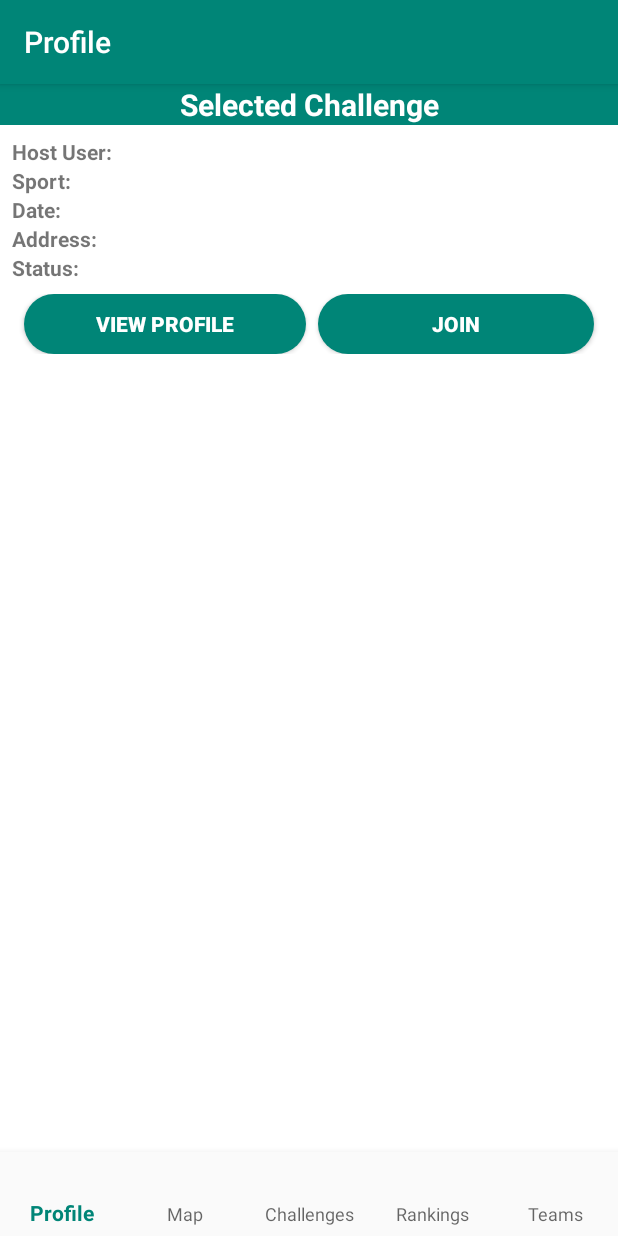
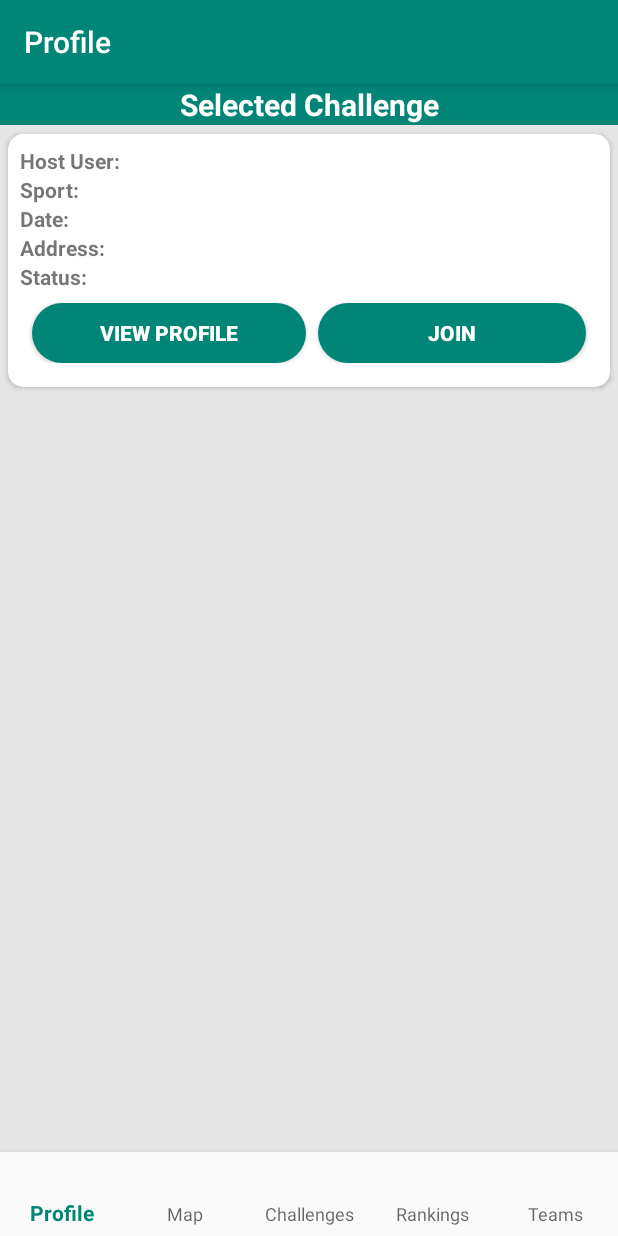
Before and after one commit to nadkarniak/Athletier, an Android app: the fragment SelectedChallengeFragment placed in its activity, on a phone screen of 412 x 824 dp. Run offline under Robolectric (Android 15) with nearby library versions, the phone set to English and light mode, and no system bars; our stand-ins replace navigation-ui.

```diff
--- a/app/src/main/java/com/CS5520/athletier/ui/Map/SelectedChallengeFragment.java
+++ b/app/src/main/java/com/CS5520/athletier/ui/Map/SelectedChallengeFragment.java
@@ -79,6 +79,12 @@ public class SelectedChallengeFragment extends Fragment {
         dateDisplayFrag.setTitleText(getResources().getString(R.string.date_title));
         addressTextFrag.setTitleText(getResources().getString(R.string.address_title));
         statusTextFrag.setTitleText(getResources().getString(R.string.status_title));
+
+        hostUserTextFrag.setDetailsText("");
+        sportTextFrag.setDetailsText("");
+        dateDisplayFrag.setDetailsText("");
+        addressTextFrag.setDetailsText("");
+        statusTextFrag.setDetailsText("");
     }
 
     private void setupObservers() {
@@ -86,7 +92,6 @@ public class SelectedChallengeFragment extends Fragment {
             @Override
             public void onChanged(Challenge challenge) {
                 // Update the displayed challenge information once a challenge is selected
-                // TODO: May need to change this to show the username, not the Id;
                 hostUserTextFrag.setDetailsText(challenge.getHostName());
                 sportTextFrag.setDetailsText(challenge.getSport());
                 dateDisplayFrag.setDetailsText(challenge.getFormattedDate());
--- a/app/src/main/res/layout/fragment_selected_challenge.xml
+++ b/app/src/main/res/layout/fragment_selected_challenge.xml
@@ -1,8 +1,10 @@
 <?xml version="1.0" encoding="utf-8"?>
 <LinearLayout xmlns:android="http://schemas.android.com/apk/res/android"
-    android:orientation="vertical" android:layout_width="match_parent"
+    xmlns:app="http://schemas.android.com/apk/res-auto"
+    android:orientation="vertical"
+    android:layout_width="match_parent"
     android:layout_height="match_parent"
-    android:background="@android:color/white">
+    android:background="#E5E5E5">
 
     <TextView
         android:id="@+id/selected_challenge_title"
@@ -14,6 +16,13 @@
         android:textColor="@android:color/white"
         android:textSize="20sp"
         android:textStyle="bold" />
+
+    <androidx.cardview.widget.CardView
+        android:layout_width="match_parent"
+        android:layout_height="wrap_content"
+        style="@style/CardView.Light"
+        app:cardUseCompatPadding="true"
+        app:cardCornerRadius="10dp">
 
         <LinearLayout
             android:layout_width="match_parent"
@@ -54,9 +63,9 @@
             <LinearLayout
                 android:layout_width="match_parent"
                 android:layout_height="match_parent"
-            android:orientation="horizontal"
                 android:layout_marginTop="8dp"
-            android:layout_marginBottom="8dp">
+                android:layout_marginBottom="8dp"
+                android:orientation="horizontal">
 
                 <Button
                     android:id="@+id/viewHostProfileButton"
@@ -74,8 +83,8 @@
                     android:id="@+id/joinRequestButton"
                     android:layout_width="wrap_content"
                     android:layout_height="40dp"
+                    android:layout_marginEnd="8dp"
                     android:layout_weight="1"
-                android:layout_marginEnd="8dp"
                     android:background="@drawable/rounded_button"
                     android:text="@string/join_request_title"
                     android:textColor="@android:color/white"
@@ -84,5 +93,6 @@
             </LinearLayout>
 
         </LinearLayout>
+    </androidx.cardview.widget.CardView>
 
 </LinearLayout>
```
Also changed, not shown: app/src/main/java/com/CS5520/athletier/ui/Map/MapTabFragment.java (+52 -1 lines). Lines whose indentation alone changed are shown as unchanged.
